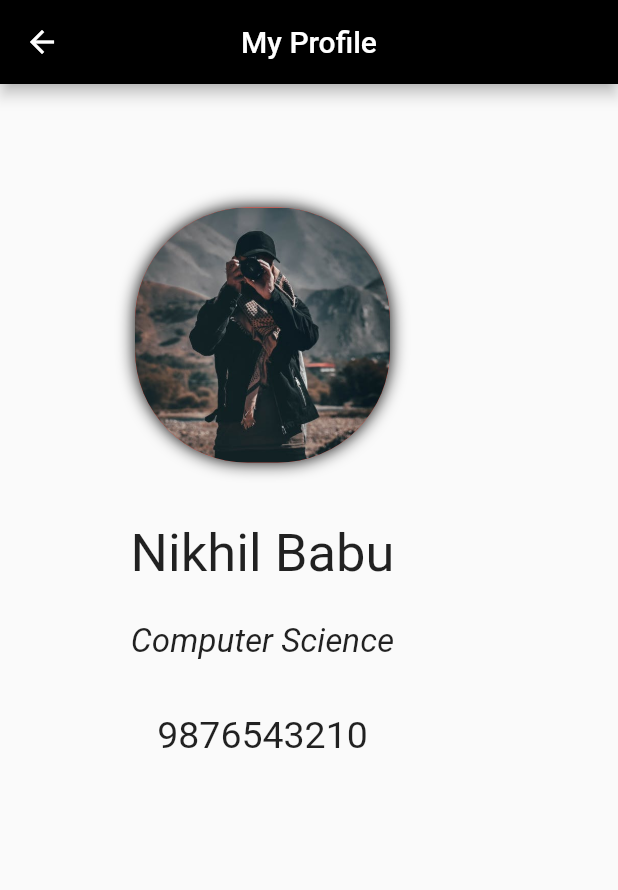
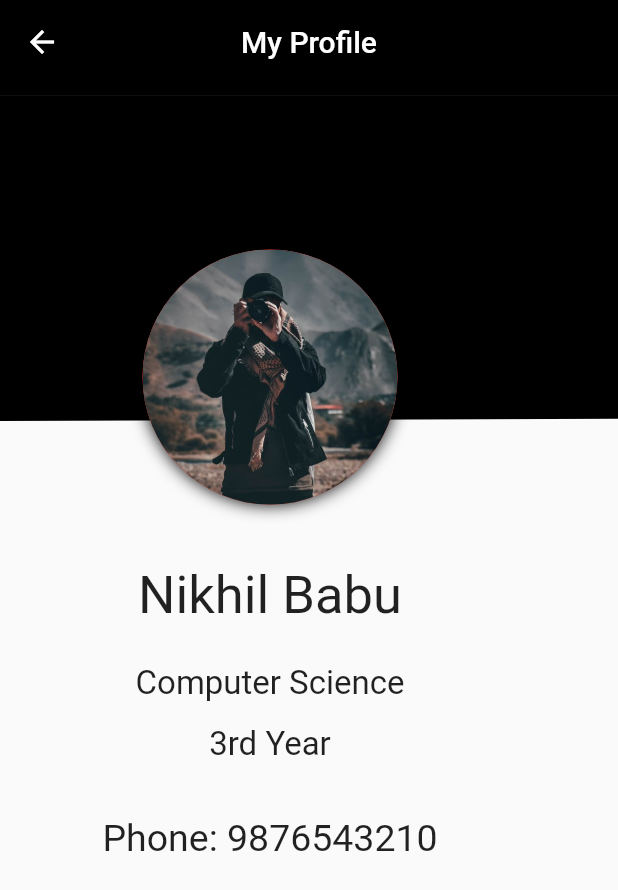
Before and after one commit to Nikhil713/MecDrive-Prototype, a Flutter app: the ProfilePage screen opened by its route, on a phone screen of 412 x 824 dp. Shown: the top 890 px of the screen. Run offline on Flutter 3.47's test engine with Material 2 defaults, Android fonts, the phone set to English and light mode, and no system bars; our stand-ins replace shared_preferences; missing offline and left inert: flutter_auth_buttons; accounts and stored records are empty.

Commit message:
Update profile page

```diff
--- a/lib/profile_page/profile.dart
+++ b/lib/profile_page/profile.dart
@@ -9,24 +9,27 @@ class _MyHomePageState extends State<ProfilePage> {
   @override
   Widget build(BuildContext context) {
     return new Scaffold(
-      appBar: AppBar(
-        backgroundColor: Colors.black,
-        title: Text(
-          "My Profile",
-          style: TextStyle(color: Colors.white, fontSize: 20),
+      appBar: PreferredSize(
+        preferredSize: Size.fromHeight(MediaQuery.of(context).size.height/13),
+              child: AppBar(
+          backgroundColor: Colors.black,
+          title: Text(
+            "My Profile",
+            style: TextStyle(color: Colors.white, fontSize: 20),
+          ),
+          centerTitle: true,
         ),
-        centerTitle: true,
       ),
       body: new Stack(
         children: <Widget>[
-          // ClipPath(
-          //   child: Container(color: Colors.black.withOpacity(0.8)),
-          //   clipper: GetClipper(),
-          // ),
+          ClipPath(
+            child: Container(color: Colors.black.withOpacity(1)),
+            clipper: GetClipper(),
+          ),
           Positioned(
             width: 350.0,
-            // left: 30,
-            top: MediaQuery.of(context).size.height / 10,
+            left: 5,
+            top: MediaQuery.of(context).size.height / 8,
 
             child: Column(
               children: <Widget>[
@@ -38,7 +41,7 @@ class _MyHomePageState extends State<ProfilePage> {
                       image: DecorationImage(
                           image: AssetImage('assets/profilepic.jpeg'),
                           fit: BoxFit.cover),
-                      borderRadius: BorderRadius.all(Radius.circular(75.0)),
+                      borderRadius: BorderRadius.all(Radius.circular(105.0)),
                       boxShadow: [
                         BoxShadow(blurRadius: 9.0, color: Colors.black)
                       ]),
@@ -58,12 +61,21 @@ class _MyHomePageState extends State<ProfilePage> {
                   getBranch('CSA'),
                   style: TextStyle(
                     fontSize: 22.0,
-                    fontStyle: FontStyle.italic,
+                    // fontStyle: FontStyle.it,
                   ),
                 ),
+                SizedBox(height: 15),
+                Text(
+                  getYear('3'),
+                  style: TextStyle(
+                    fontSize:22.0,
+                    // fontStyle: FontStyle.italic,
+                  ),
+                ),
+
                 SizedBox(height: 35),
                 Text(
-                  '9876543210',
+                  'Phone: 9876543210',
                   style: TextStyle(
                     fontSize: 25.0,
                     // fontWeight: FontWeight.bold,
@@ -124,8 +136,8 @@ class GetClipper extends CustomClipper<Path> {
   Path getClip(Size size) {
     var path = new Path();
 
-    path.lineTo(0.0, size.height / 2.1);
-    path.lineTo(size.width + 125, 0.0);
+    path.lineTo(0.0, size.height / 3.5);
+    path.lineTo(size.width + 60500, 0.0);
     path.close();
     return path;
   }
@@ -148,3 +160,16 @@ getBranch(String branch)
     return 'Electronics & Electrical';
   return branch;
 }
+
+getYear(String year)
+{
+  if (year == "1")
+    return '1st Year';
+  if (year == "2")
+    return '2nd Year';
+  if (year == "3")
+    return '3rd Year';
+  if (year == "4")
+    return '4th Year';
+  return year;
+}
```
